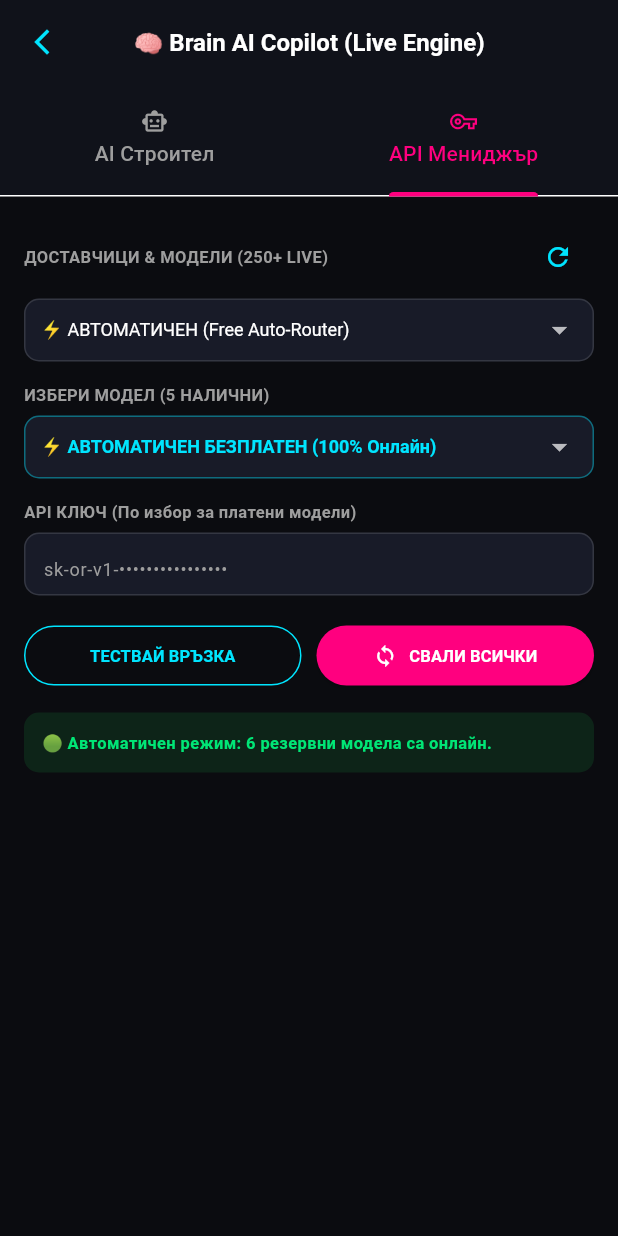
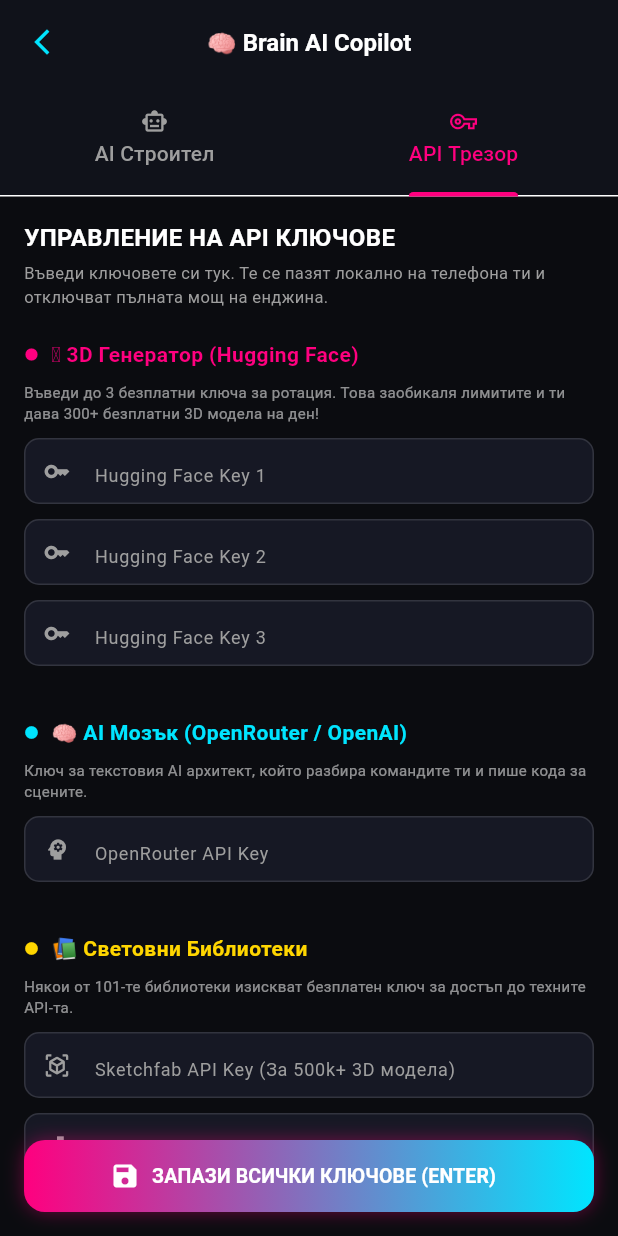
Before and after one commit to stanbg96/tiptop-game-engine, a Flutter app: the BrainAiScreen screen opened directly, tab 2 chosen, on a phone screen of 412 x 824 dp. Run offline on Flutter 3.47's test engine with Material 3 defaults, Android fonts, the phone set to English and light mode, and no system bars; missing offline and left inert: dart:ffi.

Commit message:
feat: integrate API Vault with 3 HuggingFace keys, OpenRouter and Sketchfab keys

```diff
--- a/lib/features/brain_ai/presentation/pages/brain_ai_screen.dart
+++ b/lib/features/brain_ai/presentation/pages/brain_ai_screen.dart
@@ -43,39 +43,32 @@
     ),
   ];
 
-  String _selectedProvider = '⚡ АВТОМАТИЧЕН (Free Auto-Router)';
-  String _selectedModel = '⚡ АВТОМАТИЧЕН БЕЗПЛАТЕН (100% Онлайн)';
-  final TextEditingController _apiKeyController = TextEditingController();
-  String _statusMessage = '🟢 Автоматичен режим: 6 резервни модела са онлайн.';
-  bool _isSuccess = true;
-
-  List<String> _providers = [
-    '⚡ АВТОМАТИЧЕН (Free Auto-Router)',
-    '🌐 OpenRouter (Всички 250+ Модела)',
-    '⚡ Groq (Ултра Бърз / Free)',
-    '🔮 Google Gemini',
-    '🤖 DeepSeek',
-    '🟢 OpenAI',
-    '🧠 Anthropic Claude',
-    '🦙 Meta LLaMA',
-    '🌪️ Mistral AI',
-    '🐉 Qwen & Alibaba',
-  ];
-
-  late List<String> _models;
+  // ==========================================
+  // КОНТРОЛЕРИ ЗА API КЛЮЧОВЕТЕ (API VAULT)
+  // ==========================================
+  final TextEditingController _openRouterKeyCtrl = TextEditingController();
+  final TextEditingController _hfKey1Ctrl = TextEditingController();
+  final TextEditingController _hfKey2Ctrl = TextEditingController();
+  final TextEditingController _hfKey3Ctrl = TextEditingController();
+  final TextEditingController _sketchfabKeyCtrl = TextEditingController();
+  final TextEditingController _freeSoundKeyCtrl = TextEditingController();
 
   @override
   void initState() {
     super.initState();
     _tabController = TabController(length: 2, vsync: this);
-    _models = _aiService.getModelsForProvider(_selectedProvider);
   }
 
   @override
   void dispose() {
     _tabController.dispose();
     _chatController.dispose();
-    _apiKeyController.dispose();
+    _openRouterKeyCtrl.dispose();
+    _hfKey1Ctrl.dispose();
+    _hfKey2Ctrl.dispose();
+    _hfKey3Ctrl.dispose();
+    _sketchfabKeyCtrl.dispose();
+    _freeSoundKeyCtrl.dispose();
     super.dispose();
   }
 
@@ -90,24 +83,15 @@
     });
 
     if (_isBuilderMode) {
-      // ⚡ ИЗПЪЛНЕНИЕ НА КОМАНДА НА ЖИВО В ЕНДЖИНА
       final cmdResult = _commandBus.executeAiPrompt(text);
       String aiResponse = await _aiService.sendPrompt(text, isBuilderMode: true);
 
       setState(() {
         _isLoading = false;
-        _messages.add(ChatMessage(
-          text: aiResponse,
-          type: MessageType.assistant,
-        ));
-        _messages.add(ChatMessage(
-          text: cmdResult.message,
-          type: MessageType.engineAction,
-          actionResult: cmdResult,
-        ));
+        _messages.add(ChatMessage(text: aiResponse, type: MessageType.assistant));
+        _messages.add(ChatMessage(text: cmdResult.message, type: MessageType.engineAction, actionResult: cmdResult));
       });
     } else {
-      // 💬 ОБИКНОВЕН ИНТЕЛИГЕНТЕН ЧАТ
       String response = await _aiService.sendPrompt(text, isBuilderMode: false);
       setState(() {
         _isLoading = false;
@@ -116,44 +100,13 @@
     }
   }
 
-  void _syncAllProvidersAndModels() async {
-    setState(() => _isLoading = true);
-    _aiService.configure(key: _apiKeyController.text, selectedProvider: _selectedProvider, selectedModel: _selectedModel);
-
-    final fullCatalog = await _aiService.fetchAllProvidersAndModels();
-
-    setState(() {
-      _providers = fullCatalog.keys.toList();
-      if (!_providers.contains(_selectedProvider)) {
-        _selectedProvider = _providers.first;
-      }
-      _models = _aiService.getModelsForProvider(_selectedProvider);
-      if (_models.isNotEmpty && !_models.contains(_selectedModel)) {
-        _selectedModel = _models.first;
-      }
-      _isLoading = false;
-    });
-
-    int totalModels = fullCatalog.values.fold(0, (sum, list) => sum + list.length);
-    if (!mounted) return;
+  void _saveAllApiKeys() {
     ScaffoldMessenger.of(context).showSnackBar(
-      SnackBar(content: Text('🎉 Успешно свалени $totalModels модела от ${_providers.length} доставчика!')),
+      const SnackBar(
+        backgroundColor: Color(0xFF00E676),
+        content: Text('✅ Всички API ключове са запазени успешно в трезора!', style: TextStyle(color: Colors.black, fontWeight: FontWeight.bold)),
+      ),
     );
-  }
-
-  void _testKey() async {
-    _aiService.configure(key: _apiKeyController.text, selectedProvider: _selectedProvider, selectedModel: _selectedModel);
-    setState(() {
-      _isLoading = true;
-      _statusMessage = 'Тестване на връзката...';
-    });
-
-    String result = await _aiService.testConnection();
-    setState(() {
-      _isLoading = false;
-      _statusMessage = result;
-      _isSuccess = result.contains('Успешна') || result.contains('🟢');
-    });
   }
 
   @override
@@ -168,7 +121,7 @@
           icon: const Icon(Icons.arrow_back_ios_new, color: AppTheme.sciFiCyan, size: 20),
           onPressed: () => Navigator.pop(context),
         ),
-        title: const Text('🧠 Brain AI Copilot (Live Engine)', style: TextStyle(fontWeight: FontWeight.bold, color: Colors.white, fontSize: 16)),
+        title: const Text('🧠 Brain AI Copilot', style: TextStyle(fontWeight: FontWeight.bold, color: Colors.white, fontSize: 16)),
         centerTitle: true,
         bottom: TabBar(
           controller: _tabController,
@@ -178,7 +131,7 @@
           unselectedLabelColor: Colors.grey,
           tabs: const [
             Tab(icon: Icon(Icons.smart_toy_outlined, size: 18), text: 'AI Строител'),
-            Tab(icon: Icon(Icons.vpn_key_outlined, size: 18), text: 'API Мениджър'),
+            Tab(icon: Icon(Icons.vpn_key_outlined, size: 18), text: 'API Трезор'),
           ],
         ),
       ),
@@ -186,16 +139,18 @@
         controller: _tabController,
         children: [
           _buildChatAgentTab(),
-          _buildApiManagerTab(),
+          _buildApiVaultTab(),
         ],
       ),
     );
   }
 
+  // =========================================================================
+  // 1. ТАБ: AI ЧАТ СТРОИТЕЛ
+  // =========================================================================
   Widget _buildChatAgentTab() {
     return Column(
       children: [
-        // Превключвател ЧАТ / СТРОИТЕЛ
         Container(
           padding: const EdgeInsets.symmetric(horizontal: 16, vertical: 6),
           color: const Color(0xFF141622),
@@ -239,7 +194,6 @@
 
         if (_isLoading) const LinearProgressIndicator(color: AppTheme.sciFiCyan, backgroundColor: Colors.black, minHeight: 2),
 
-        // Списък със съобщения
         Expanded(
           child: ListView.builder(
             padding: const EdgeInsets.symmetric(horizontal: 12, vertical: 8),
@@ -248,7 +202,6 @@
           ),
         ),
 
-        // Бързи бутони за команди (Action Chips) в режим Строител
         if (_isBuilderMode)
           Container(
             height: 34,
@@ -259,13 +212,11 @@
                 _buildActionChip('🏙️ Построй Град', 'построй cyberpunk град с небостъргачи'),
                 _buildActionChip('🌋 Лава Паркур', 'построй лава свят с платформи'),
                 _buildActionChip('➕ Добави 3D Блок', 'добави нов блок в центъра'),
-                _buildActionChip('🎯 Премести Играча', 'премести играча напред'),
                 _buildActionChip('🧹 Изчисти Сцената', 'изтрий всичко от сцената'),
               ],
             ),
           ),
 
-        // Поле за писане
         SafeArea(
           top: false,
           child: Padding(
@@ -307,29 +258,22 @@
         margin: const EdgeInsets.only(right: 6),
         padding: const EdgeInsets.symmetric(horizontal: 10, vertical: 4),
         decoration: BoxDecoration(
-          color: const Color(0xFF1A1F2C),
+          color: const Color(0xCC1A1F30),
           borderRadius: BorderRadius.circular(12),
           border: Border.all(color: AppTheme.sciFiCyan.withValues(alpha: 0.4)),
         ),
-        child: Center(
-          child: Text(label, style: const TextStyle(color: AppTheme.sciFiCyan, fontSize: 10, fontWeight: FontWeight.bold)),
-        ),
+        child: Center(child: Text(label, style: const TextStyle(color: AppTheme.sciFiCyan, fontSize: 10, fontWeight: FontWeight.bold))),
       ),
     );
   }
 
   Widget _buildMessageItem(ChatMessage msg) {
-    // ДЕЙСТВИЕ В ЕНДЖИНА НА ЖИВО (Live Engine Execution Card)
     if (msg.type == MessageType.engineAction && msg.actionResult != null) {
       final res = msg.actionResult!;
       return Container(
         margin: const EdgeInsets.symmetric(vertical: 4),
         padding: const EdgeInsets.all(12),
-        decoration: BoxDecoration(
-          color: const Color(0xFF0F221A),
-          borderRadius: BorderRadius.circular(12),
-          border: Border.all(color: const Color(0xFF00E676)),
-        ),
+        decoration: BoxDecoration(color: const Color(0xFF0F221A), borderRadius: BorderRadius.circular(12), border: Border.all(color: const Color(0xFF00E676))),
         child: Column(
           crossAxisAlignment: CrossAxisAlignment.start,
           children: [
@@ -337,29 +281,21 @@
               children: [
                 const Icon(Icons.bolt, color: Color(0xFF00E676), size: 18),
                 const SizedBox(width: 6),
-                Expanded(
-                  child: Text(
-                    '⚡ ИЗПЪЛНЕНО НА ЖИВО В ЕНДЖИНА: ${res.actionType}',
-                    style: const TextStyle(color: Color(0xFF00E676), fontWeight: FontWeight.bold, fontSize: 11),
-                  ),
-                ),
+                Expanded(child: Text('⚡ ИЗПЪЛНЕНО НА ЖИВО В ЕНДЖИНА: ${res.actionType}', style: const TextStyle(color: Color(0xFF00E676), fontWeight: FontWeight.bold, fontSize: 11))),
               ],
             ),
             const SizedBox(height: 4),
             Text(res.message, style: const TextStyle(color: Colors.white, fontSize: 12)),
             const SizedBox(height: 10),
             SizedBox(
-              width: double.infinity,
-              height: 32,
+              width: double.infinity, height: 32,
               child: ElevatedButton.icon(
                 style: ElevatedButton.styleFrom(backgroundColor: const Color(0xFF00E676), shape: RoundedRectangleBorder(borderRadius: BorderRadius.circular(8))),
                 icon: const Icon(Icons.view_in_ar, color: Colors.black, size: 16),
                 label: const Text('ВИЖ В 3D СТУДИОТО', style: TextStyle(color: Colors.black, fontWeight: FontWeight.bold, fontSize: 11)),
                 onPressed: () {
                   Navigator.pop(context);
-                  ScaffoldMessenger.of(context).showSnackBar(
-                    const SnackBar(content: Text('🍄 Отваряне на 3D Студиото с обновената сцена!')),
-                  );
+                  ScaffoldMessenger.of(context).showSnackBar(const SnackBar(content: Text('🍄 Отваряне на 3D Студиото с обновената сцена!')));
                 },
               ),
             ),
@@ -374,11 +310,7 @@
         child: Container(
           margin: const EdgeInsets.symmetric(vertical: 4),
           padding: const EdgeInsets.symmetric(horizontal: 14, vertical: 8),
-          decoration: BoxDecoration(
-            gradient: const LinearGradient(colors: [Color(0xFF5D1D86), Color(0xFF381552)]),
-            borderRadius: BorderRadius.circular(12),
-            border: Border.all(color: AppTheme.laserPink.withValues(alpha: 0.4)),
-          ),
+          decoration: BoxDecoration(gradient: const LinearGradient(colors: [Color(0xFF5D1D86), Color(0xFF381552)]), borderRadius: BorderRadius.circular(12), border: Border.all(color: AppTheme.laserPink.withValues(alpha: 0.4))),
           child: Text(msg.text, style: const TextStyle(color: Colors.white, fontSize: 13)),
         ),
       );
@@ -389,11 +321,7 @@
       child: Container(
         margin: const EdgeInsets.symmetric(vertical: 4),
         padding: const EdgeInsets.symmetric(horizontal: 14, vertical: 10),
-        decoration: const BoxDecoration(
-          color: Color(0xFF141724),
-          borderRadius: BorderRadius.all(Radius.circular(12)),
-          border: Border(left: BorderSide(color: AppTheme.sciFiCyan, width: 3)),
-        ),
+        decoration: const BoxDecoration(color: Color(0xFF141724), borderRadius: BorderRadius.all(Radius.circular(12)), border: Border(left: BorderSide(color: AppTheme.sciFiCyan, width: 3))),
         child: Column(
           crossAxisAlignment: CrossAxisAlignment.start,
           children: [
@@ -408,108 +336,108 @@
     );
   }
 
-  Widget _buildApiManagerTab() {
-    return ListView(
-      padding: const EdgeInsets.all(16),
+  // =========================================================================
+  // 2. ТАБ: API ТРЕЗОР (СКРОЛВАЩ СЕ СПИСЪК С КЛЮЧОВЕ)
+  // =========================================================================
+  Widget _buildApiVaultTab() {
+    return Stack(
       children: [
-        Row(
-          mainAxisAlignment: MainAxisAlignment.spaceBetween,
+        ListView(
+          padding: const EdgeInsets.fromLTRB(16, 16, 16, 80),
           children: [
-            const Text('ДОСТАВЧИЦИ & МОДЕЛИ (250+ LIVE)', style: TextStyle(color: Colors.grey, fontSize: 11, fontWeight: FontWeight.bold)),
-            IconButton(
-              icon: const Icon(Icons.refresh, color: AppTheme.sciFiCyan, size: 20),
-              tooltip: 'Свали всички доставчици и модели на живо',
-              onPressed: _syncAllProvidersAndModels,
-            ),
-          ],
-        ),
-        const SizedBox(height: 4),
-        Container(
-          height: 42,
-          padding: const EdgeInsets.symmetric(horizontal: 10),
-          decoration: BoxDecoration(color: const Color(0xFF181B28), borderRadius: BorderRadius.circular(10), border: Border.all(color: Colors.white12)),
-          child: DropdownButtonHideUnderline(
-            child: DropdownButton<String>(
-              value: _providers.contains(_selectedProvider) ? _selectedProvider : _providers.first,
-              isExpanded: true,
-              dropdownColor: const Color(0xFF181B28),
-              style: const TextStyle(color: Colors.white, fontSize: 12),
-              items: _providers.map((p) => DropdownMenuItem(value: p, child: Text(p, overflow: TextOverflow.ellipsis))).toList(),
-              onChanged: (val) {
-                setState(() {
-                  _selectedProvider = val!;
-                  _models = _aiService.getModelsForProvider(_selectedProvider);
-                  if (_models.isNotEmpty) _selectedModel = _models.first;
-                });
-              },
-            ),
-          ),
-        ),
-        const SizedBox(height: 14),
+            const Text('УПРАВЛЕНИЕ НА API КЛЮЧОВЕ', style: TextStyle(color: Colors.white, fontSize: 16, fontWeight: FontWeight.bold)),
+            const SizedBox(height: 4),
+            const Text('Въведи ключовете си тук. Те се пазят локално на телефона ти и отключват пълната мощ на енджина.', style: TextStyle(color: Colors.grey, fontSize: 11)),
+            const SizedBox(height: 20),
 
-        Text('ИЗБЕРИ МОДЕЛ (${_models.length} НАЛИЧНИ)', style: const TextStyle(color: Colors.grey, fontSize: 11, fontWeight: FontWeight.bold)),
-        const SizedBox(height: 6),
-        Container(
-          height: 42,
-          padding: const EdgeInsets.symmetric(horizontal: 10),
-          decoration: BoxDecoration(color: const Color(0xFF181B28), borderRadius: BorderRadius.circular(10), border: Border.all(color: AppTheme.sciFiCyan.withValues(alpha: 0.4))),
-          child: DropdownButtonHideUnderline(
-            child: DropdownButton<String>(
-              value: _models.contains(_selectedModel) ? _selectedModel : (_models.isNotEmpty ? _models.first : null),
-              isExpanded: true,
-              menuMaxHeight: 380,
-              dropdownColor: const Color(0xFF181B28),
-              style: const TextStyle(color: AppTheme.sciFiCyan, fontSize: 12, fontWeight: FontWeight.bold),
-              items: _models.map((m) => DropdownMenuItem(value: m, child: Text(m, overflow: TextOverflow.ellipsis))).toList(),
-              onChanged: (val) => setState(() => _selectedModel = val!),
-            ),
-          ),
-        ),
-        const SizedBox(height: 14),
+            // --- СЕКЦИЯ 1: HUGGING FACE (3D ГЕНЕРАТОР) ---
+            _buildSectionHeader('🪄 3D Генератор (Hugging Face)', AppTheme.laserPink),
+            const SizedBox(height: 8),
+            const Text('Въведи до 3 безплатни ключа за ротация. Това заобикаля лимитите и ти дава 300+ безплатни 3D модела на ден!', style: TextStyle(color: Colors.white54, fontSize: 10)),
+            const SizedBox(height: 10),
+            _buildKeyInput('Hugging Face Key 1', _hfKey1Ctrl, Icons.key),
+            _buildKeyInput('Hugging Face Key 2', _hfKey2Ctrl, Icons.key),
+            _buildKeyInput('Hugging Face Key 3', _hfKey3Ctrl, Icons.key),
+            const SizedBox(height: 24),
 
-        const Text('API КЛЮЧ (По избор за платени модели)', style: TextStyle(color: Colors.grey, fontSize: 11, fontWeight: FontWeight.bold)),
-        const SizedBox(height: 6),
-        Container(
-          height: 42,
-          padding: const EdgeInsets.symmetric(horizontal: 12),
-          decoration: BoxDecoration(color: const Color(0xFF181B28), borderRadius: BorderRadius.circular(10), border: Border.all(color: Colors.white12)),
-          child: TextField(
-            controller: _apiKeyController,
-            obscureText: true,
-            style: const TextStyle(color: Colors.white, fontSize: 13),
-            decoration: const InputDecoration(hintText: 'sk-or-v1-••••••••••••••••', hintStyle: TextStyle(color: Colors.grey, fontSize: 12), border: InputBorder.none),
-          ),
-        ),
-        const SizedBox(height: 16),
+            // --- СЕКЦИЯ 2: AI МОЗЪК (OPENROUTER) ---
+            _buildSectionHeader('🧠 AI Мозък (OpenRouter / OpenAI)', AppTheme.sciFiCyan),
+            const SizedBox(height: 8),
+            const Text('Ключ за текстовия AI архитект, който разбира командите ти и пише кода за сцените.', style: TextStyle(color: Colors.white54, fontSize: 10)),
+            const SizedBox(height: 10),
+            _buildKeyInput('OpenRouter API Key', _openRouterKeyCtrl, Icons.psychology),
+            const SizedBox(height: 24),
 
-        Row(
-          children: [
-            Expanded(
-              child: OutlinedButton(
-                style: OutlinedButton.styleFrom(side: const BorderSide(color: AppTheme.sciFiCyan), padding: const EdgeInsets.symmetric(vertical: 12)),
-                onPressed: _testKey,
-                child: const Text('ТЕСТВАЙ ВРЪЗКА', style: TextStyle(color: AppTheme.sciFiCyan, fontSize: 11, fontWeight: FontWeight.bold)),
-              ),
-            ),
-            const SizedBox(width: 10),
-            Expanded(
-              child: ElevatedButton.icon(
-                style: ElevatedButton.styleFrom(backgroundColor: AppTheme.laserPink, padding: const EdgeInsets.symmetric(vertical: 12)),
-                icon: const Icon(Icons.sync, color: Colors.white, size: 16),
-                label: const Text('СВАЛИ ВСИЧКИ', style: TextStyle(color: Colors.white, fontSize: 11, fontWeight: FontWeight.bold)),
-                onPressed: _syncAllProvidersAndModels,
-              ),
-            ),
+            // --- СЕКЦИЯ 3: ВЪНШНИ БИБЛИОТЕКИ ---
+            _buildSectionHeader('📚 Световни Библиотеки', const Color(0xFFFFD600)),
+            const SizedBox(height: 8),
+            const Text('Някои от 101-те библиотеки изискват безплатен ключ за достъп до техните API-та.', style: TextStyle(color: Colors.white54, fontSize: 10)),
+            const SizedBox(height: 10),
+            _buildKeyInput('Sketchfab API Key (За 500k+ 3D модела)', _sketchfabKeyCtrl, Icons.view_in_ar),
+            _buildKeyInput('FreeSound API Key (За 500k+ звуци)', _freeSoundKeyCtrl, Icons.music_note),
+            const SizedBox(height: 20),
           ],
         ),
 
-        const SizedBox(height: 14),
-        Container(
-          padding: const EdgeInsets.all(12),
-          decoration: BoxDecoration(color: _isSuccess ? const Color(0xFF0D2418) : const Color(0xFF281014), borderRadius: BorderRadius.circular(10)),
-          child: Text(_statusMessage, style: TextStyle(color: _isSuccess ? const Color(0xFF00E676) : Colors.redAccent, fontSize: 11, fontWeight: FontWeight.w600)),
+        // ПЛАВАЩ БУТОН "ENTER / ЗАПАЗИ" НАЙ-ДОЛУ
+        Positioned(
+          bottom: 16,
+          left: 16,
+          right: 16,
+          child: SizedBox(
+            height: 48,
+            child: Container(
+              decoration: BoxDecoration(
+                gradient: const LinearGradient(colors: [AppTheme.laserPink, AppTheme.sciFiCyan]),
+                borderRadius: BorderRadius.circular(14),
+                boxShadow: [BoxShadow(color: AppTheme.laserPink.withValues(alpha: 0.4), blurRadius: 10)],
+              ),
+              child: ElevatedButton.icon(
+                style: ElevatedButton.styleFrom(backgroundColor: Colors.transparent, shadowColor: Colors.transparent),
+                icon: const Icon(Icons.save, color: Colors.white, size: 20),
+                label: const Text('ЗАПАЗИ ВСИЧКИ КЛЮЧОВЕ (ENTER)', style: TextStyle(color: Colors.white, fontWeight: FontWeight.bold, fontSize: 13)),
+                onPressed: _saveAllApiKeys,
+              ),
+            ),
+          ),
         ),
       ],
     );
   }
+
+  Widget _buildSectionHeader(String title, Color color) {
+    return Row(
+      children: [
+        Icon(Icons.circle, size: 10, color: color),
+        const SizedBox(width: 8),
+        Text(title, style: TextStyle(color: color, fontSize: 14, fontWeight: FontWeight.bold)),
+      ],
+    );
+  }
+
+  Widget _buildKeyInput(String hint, TextEditingController controller, IconData icon) {
+    return Padding(
+      padding: const EdgeInsets.only(bottom: 10.0),
+      child: Container(
+        height: 44,
+        padding: const EdgeInsets.symmetric(horizontal: 12),
+        decoration: BoxDecoration(
+          color: const Color(0xFF161824),
+          borderRadius: BorderRadius.circular(10),
+          border: Border.all(color: Colors.white12),
+        ),
+        child: TextField(
+          controller: controller,
+          obscureText: true,
+          style: const TextStyle(color: Colors.white, fontSize: 13),
+          decoration: InputDecoration(
+            hintText: hint,
+            hintStyle: const TextStyle(color: Colors.grey, fontSize: 12),
+            border: InputBorder.none,
+            icon: Icon(icon, size: 18, color: Colors.grey),
+          ),
+        ),
+      ),
+    );
+  }
 }
```
